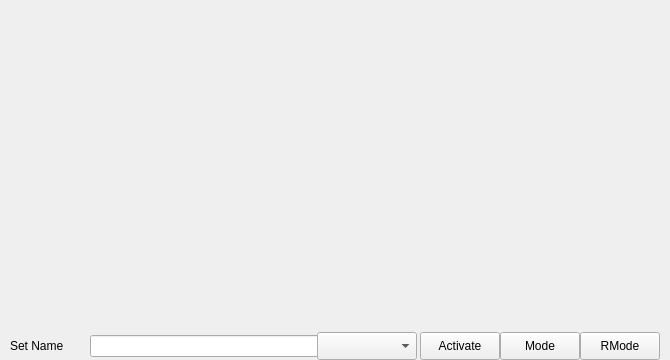
Qt form seq_qt5/forms/qslivegrid.ui (ahlstromcj/seq66) before a commit.
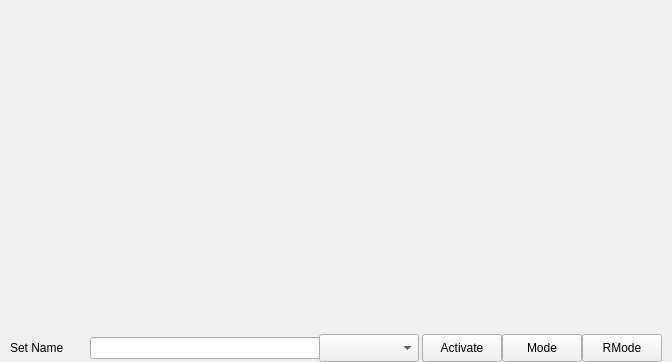
The same form after that commit.

What changed in the file:
```diff
--- a/seq_qt5/forms/qslivegrid.ui
+++ b/seq_qt5/forms/qslivegrid.ui
@@ -6,8 +6,8 @@
    <rect>
     <x>0</x>
     <y>0</y>
-    <width>670</width>
-    <height>360</height>
+    <width>672</width>
+    <height>362</height>
    </rect>
   </property>
   <property name="sizePolicy">
@@ -85,9 +85,15 @@
      <property name="leftMargin">
       <number>10</number>
      </property>
+     <property name="topMargin">
+      <number>6</number>
+     </property>
      <property name="rightMargin">
       <number>10</number>
      </property>
+     <property name="bottomMargin">
+      <number>0</number>
+     </property>
      <item>
       <widget class="QLabel" name="setNameLabel">
        <property name="enabled">
```
